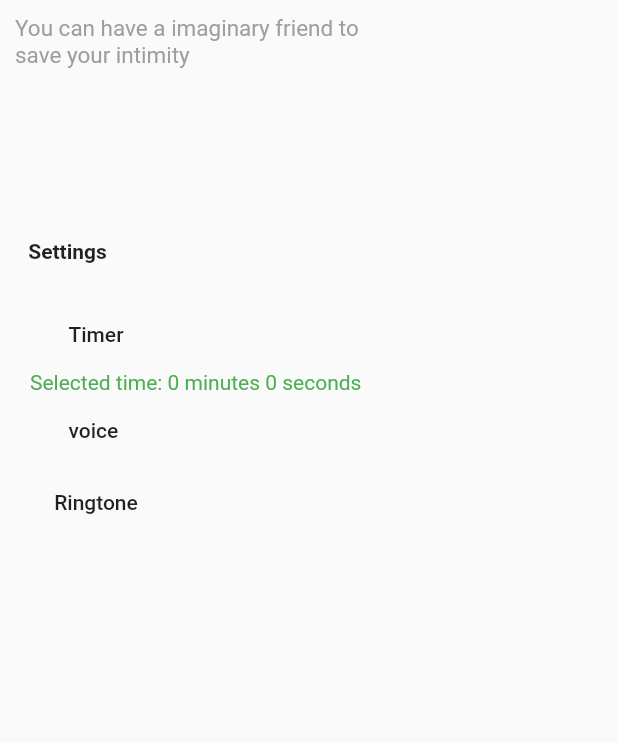
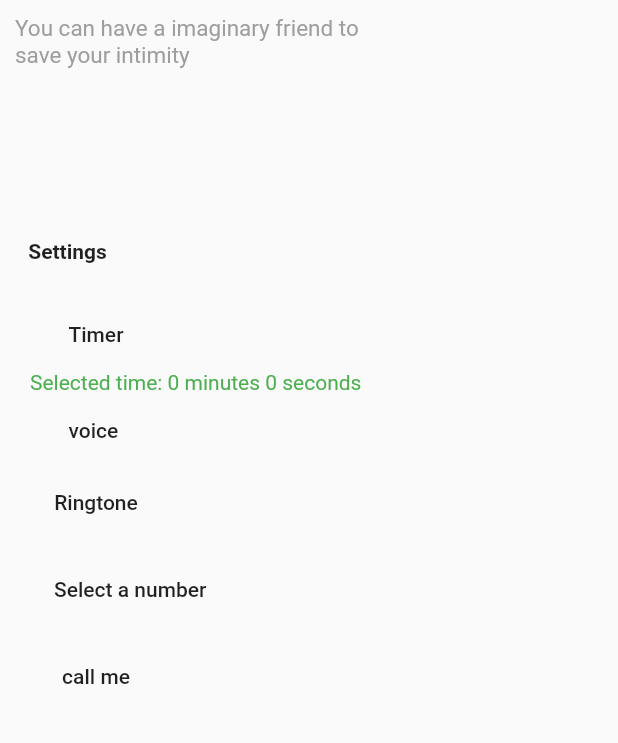
Before and after one commit to Deepak16080/prank_caller, a Flutter app: the HomePage screen opened directly, on a phone screen of 412 x 824 dp, the part 122-865 px from its top. Run offline on Flutter 3.47's test engine with Material 2 defaults, Android fonts, the phone set to English and light mode, and no system bars; our stand-ins replace file_picker, flutter_contacts, flutter_screenutil, google_fonts, just_audio; missing offline and left inert: flutter_picker.

```diff
--- a/lib/home_page.dart
+++ b/lib/home_page.dart
@@ -1,7 +1,9 @@
 import 'package:flutter/material.dart';
 import 'package:flutter_contacts/flutter_contacts.dart';
 import 'package:flutter_picker/picker.dart';
+import 'package:prank_caller/components/caller_ui_page.dart';
 import 'package:prank_caller/components/caller_voice.dart';
+import 'package:prank_caller/components/contact_page.dart';
 import 'package:prank_caller/components/ringtone.dart';
 import 'package:prank_caller/models/ringtone_model_list.dart';
 import 'package:prank_caller/widget/app_text.dart';
@@ -129,41 +131,41 @@ class _HomePageState extends State<HomePage> {
               ),
             ),
           ),
-        // Padding(
-        //     padding: const EdgeInsets.only(left: 20, top: 10),
-        //     child: MaterialButton(
-        //       onPressed: () async {
-        //         final contact =
-        //             await Navigator.push(context, MaterialPageRoute(builder: (context) => const ContactScreen()));
-        //         if (contact is Contact) {
-        //           selectedContact = contact;
-        //         }
-        //       },
-        //       child: const Text('Select a number'),
-        //     )),
+        Padding(
+            padding: const EdgeInsets.only(left: 20, top: 10),
+            child: MaterialButton(
+              onPressed: () async {
+                final contact =
+                    await Navigator.push(context, MaterialPageRoute(builder: (context) => const ContactScreen()));
+                if (contact is Contact) {
+                  selectedContact = contact;
+                }
+              },
+              child: const Text('Select a number'),
+            )),
 
-        // if (selectedContact != null)
-        //   Padding(
-        //     padding: const EdgeInsets.only(left: 20, top: 10),
-        //     child: Text(
-        //       "Selected contact: ${selectedContact?.displayName}",
-        //       style: const TextStyle(color: Colors.green),
-        //     ),
-        //   ),
+        if (selectedContact != null)
+          Padding(
+            padding: const EdgeInsets.only(left: 20, top: 10),
+            child: Text(
+              "Selected contact: ${selectedContact?.displayName}",
+              style: const TextStyle(color: Colors.green),
+            ),
+          ),
 
-        // Padding(
-        //     padding: const EdgeInsets.only(left: 20, top: 10),
-        //     child: MaterialButton(
-        //       onPressed: () {
-        //         if (selectedContact == null) {
-        //           toast(context, "Please select a contact first");
-        //           return;
-        //         }
-        //         Navigator.push(
-        //             context, MaterialPageRoute(builder: (context) => CallerProfilePage(contact: selectedContact!)));
-        //       },
-        //       child: const Text('call me'),
-        //     )),
+        Padding(
+            padding: const EdgeInsets.only(left: 20, top: 10),
+            child: MaterialButton(
+              onPressed: () {
+                if (selectedContact == null) {
+                  toast(context, "Please select a contact first");
+                  return;
+                }
+                Navigator.push(
+                    context, MaterialPageRoute(builder: (context) => CallerProfilePage(contact: selectedContact!)));
+              },
+              child: const Text('call me'),
+            ))
       ])
     ]));
   }
```
Also changed, not shown: lib/components/contact_page.dart (renamed from lib/components/Contact.dart, +7 -6 lines), lib/components/homepage_ui.dart (+10 -68 lines).
